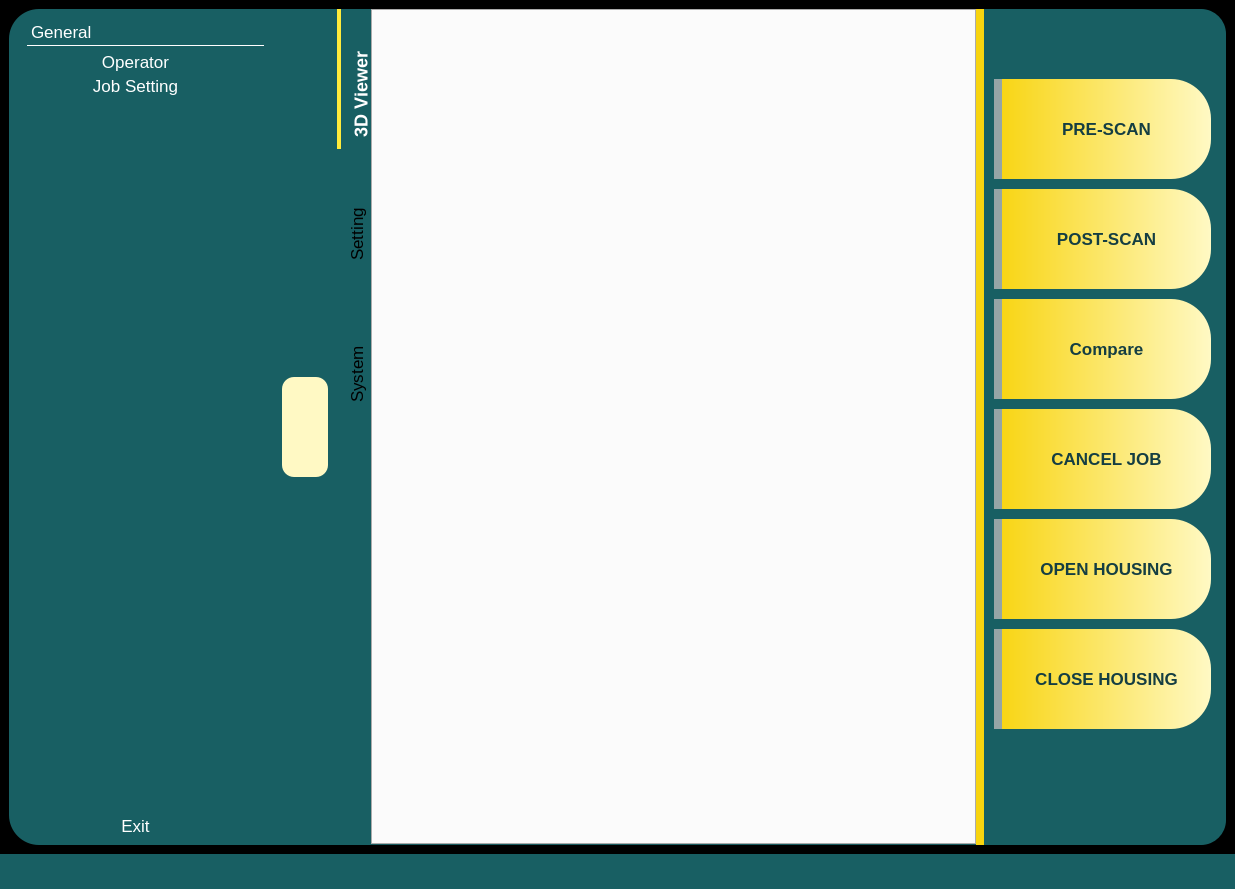
First picture: the form in qt5_ui/intelijet.ui, repository jacondv/intelijet_v2, before the edit.
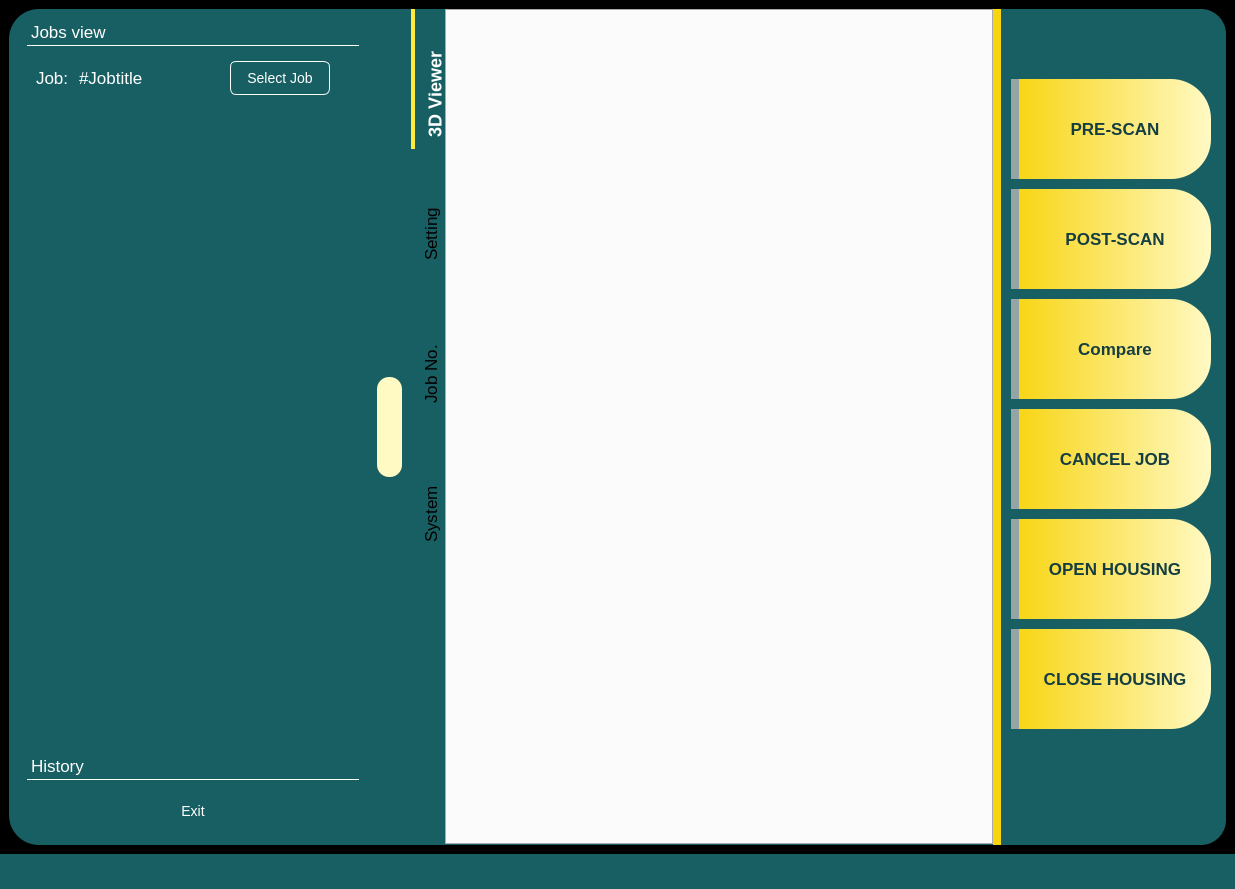
Second picture: the form after the edit. The open tabs and pages were chosen to show the change. Icons and pictures are not drawn.

```diff
--- a/qt5_ui/intelijet.ui
+++ b/qt5_ui/intelijet.ui
@@ -14,7 +14,65 @@
    <string>Jacon Intelijet</string>
   </property>
   <property name="styleSheet">
-   <string notr="true">*{
+   <string notr="true">
+/* --- Button mặc định --- */
+QPushButton {
+    background-color: #2196F3;     /* xanh dương */
+    color: white;
+    border-radius: 6px;
+    padding: 8px 16px;
+    font-size: 14px;
+    font-weight: bold;
+}
+QPushButton:hover {
+    background-color: #1976D2;
+}
+QPushButton:pressed {
+    background-color: #0D47A1;
+}
+
+/* --- Text editor (QLineEdit &amp; QTextEdit) --- */
+QLineEdit, QTextEdit {
+    border: 1px solid #BDBDBD;
+    border-radius: 4px;
+    padding: 6px;
+    font-size: 14px;
+    background: #FAFAFA;
+}
+QLineEdit:focus, QTextEdit:focus {
+    border: 1px solid #2196F3;
+    background: #FFFFFF;
+}
+
+QListWidget {
+    border: 1px solid #BDBDBD;
+    border-radius: 6px;
+    padding: 4px;
+    background: #FAFAFA;
+}
+
+QListWidget::item {
+    height: 40px;
+    padding-left: 10px;
+    border-bottom: 1px solid #E0E0E0;
+    font-size: 14px;
+}
+
+QListWidget::item:selected {
+    background-color: #2196F3;
+    color: white;
+    font-weight: bold;
+}
+
+QListWidget::item:hover {
+    background-color: #BBDEFB;
+}
+
+
+
+
+
+*{
 border: none;
 color: back;
 font-size: 17px;
@@ -92,6 +150,17 @@
     background-color: #185F63;
 }
 
+#btnShutdown {
+    background-color: #185F63;
+
+}
+#lblCurrentJob, #lblCurrentJob_title {
+	color: white;
+}
+#btnSelectJob {
+	border: 1px solid white;
+}
+
 #menu_small {
 
 }
@@ -115,8 +184,6 @@
 
 }
 
-
-
 QTabBar::tab {
     height: 110px;     
     width: 20px;
@@ -145,14 +212,13 @@
 
 
 
-
 </string>
   </property>
   <widget class="QWidget" name="centralwidget">
    <layout class="QGridLayout" name="gridLayout_2">
     <item row="0" column="0">
      <widget class="QWidget" name="centralFrame" native="true">
-      <layout class="QHBoxLayout" name="horizontalLayout_2" stretch="2,0,5,2">
+      <layout class="QHBoxLayout" name="horizontalLayout_2" stretch="3,0,5,2">
        <property name="spacing">
         <number>0</number>
        </property>
@@ -186,16 +252,13 @@
               <pointsize>-1</pointsize>
              </font>
             </property>
-            <property name="currentIndex">
-             <number>0</number>
-            </property>
-            <widget class="QWidget" name="page_4">
+            <widget class="QWidget" name="tboxPage1">
              <property name="geometry">
               <rect>
                <x>0</x>
                <y>0</y>
-               <width>243</width>
-               <height>783</height>
+               <width>332</width>
+               <height>676</height>
               </rect>
              </property>
              <attribute name="icon">
@@ -203,7 +266,7 @@
                <normaloff>:/icon/icon/home-4-48 (2).ico</normaloff>:/icon/icon/home-4-48 (2).ico</iconset>
              </attribute>
              <attribute name="label">
-              <string>General</string>
+              <string>Jobs view</string>
              </attribute>
              <layout class="QVBoxLayout" name="verticalLayout_2">
               <property name="spacing">
@@ -222,35 +285,30 @@
                <number>0</number>
               </property>
               <item>
-               <widget class="QPushButton" name="pushButton">
-                <property name="minimumSize">
-                 <size>
-                  <width>0</width>
-                  <height>0</height>
-                 </size>
-                </property>
-                <property name="tabletTracking">
-                 <bool>false</bool>
-                </property>
+               <widget class="QWidget" name="widget_3" native="true">
+                <layout class="QHBoxLayout" name="horizontalLayout_4" stretch="0,3,2">
+                 <item>
+                  <widget class="QLabel" name="lblCurrentJob_title">
                 <property name="text">
-                 <string>Operator</string>
-                </property>
-                <property name="checkable">
-                 <bool>true</bool>
-                </property>
+                    <string>Job: </string>
+                   </property>
                </widget>
               </item>
               <item>
-               <widget class="QPushButton" name="pushButton_2">
-                <property name="minimumSize">
-                 <size>
-                  <width>0</width>
-                  <height>0</height>
-                 </size>
-                </property>
+                  <widget class="QLabel" name="lblCurrentJob">
+                   <property name="text">
+                    <string>#Jobtitle</string>
+                   </property>
+                  </widget>
+                 </item>
+                 <item>
+                  <widget class="QPushButton" name="btnSelectJob">
                 <property name="text">
-                 <string>Job Setting</string>
-                </property>
+                    <string>Select Job</string>
+                   </property>
+                  </widget>
+                 </item>
+                </layout>
                </widget>
               </item>
               <item>
@@ -266,6 +324,26 @@
                 </property>
                </spacer>
               </item>
+             </layout>
+            </widget>
+            <widget class="QWidget" name="tboxPage2">
+             <property name="geometry">
+              <rect>
+               <x>0</x>
+               <y>0</y>
+               <width>332</width>
+               <height>676</height>
+              </rect>
+             </property>
+             <attribute name="label">
+              <string>History</string>
+             </attribute>
+            </widget>
+           </widget>
+          </item>
+          <item>
+           <widget class="QWidget" name="exit_widget" native="true">
+            <layout class="QHBoxLayout" name="horizontalLayout_3">
               <item>
                <widget class="QPushButton" name="btnShutdown">
                 <property name="minimumSize">
@@ -294,7 +372,6 @@
               </item>
              </layout>
             </widget>
-           </widget>
           </item>
          </layout>
         </widget>
@@ -323,6 +400,12 @@
               <height>100</height>
              </size>
             </property>
+            <property name="maximumSize">
+             <size>
+              <width>25</width>
+              <height>16777215</height>
+             </size>
+            </property>
             <property name="styleSheet">
              <string notr="true">background-color: #FFF9C4;
 border-radius:12px;</string>
@@ -368,7 +451,7 @@
           <enum>QTabWidget::West</enum>
          </property>
          <property name="currentIndex">
-          <number>2</number>
+          <number>0</number>
          </property>
          <property name="usesScrollButtons">
           <bool>false</bool>
@@ -425,6 +508,11 @@
           </attribute>
           <layout class="QGridLayout" name="gridLayout"/>
          </widget>
+         <widget class="QWidget" name="tab_jobnumber">
+          <attribute name="title">
+           <string>Job No.</string>
+          </attribute>
+         </widget>
          <widget class="QWidget" name="tab_system">
           <attribute name="title">
            <string>System</string>
@@ -625,6 +713,9 @@
           </item>
           <item>
            <widget class="QPushButton" name="btnPreScan">
+            <property name="styleSheet">
+             <string notr="true"/>
+            </property>
             <property name="text">
              <string>PRE-SCAN</string>
             </property>
```
Left out of the diff: 4 changed lines with no effect on the pictures. Lines whose indentation alone changed are shown as unchanged.
